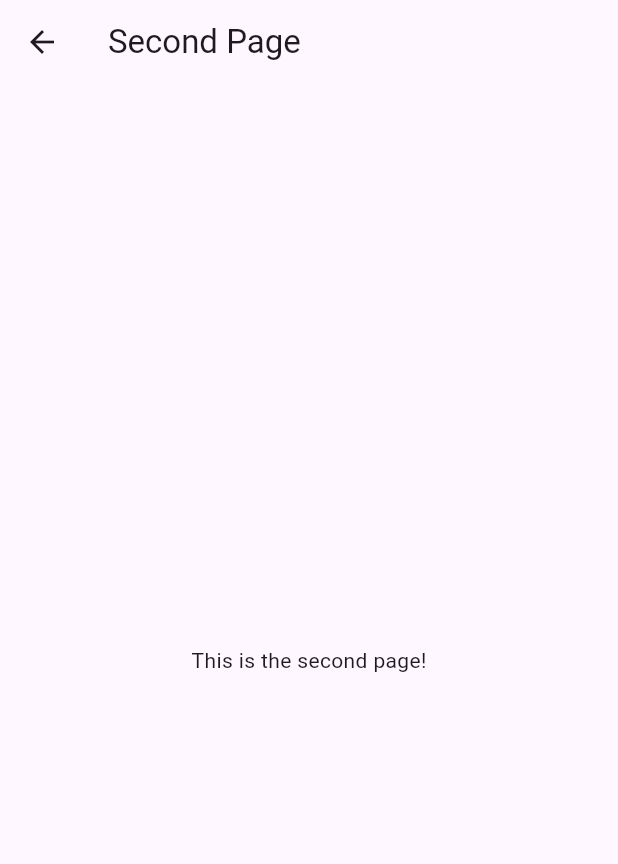
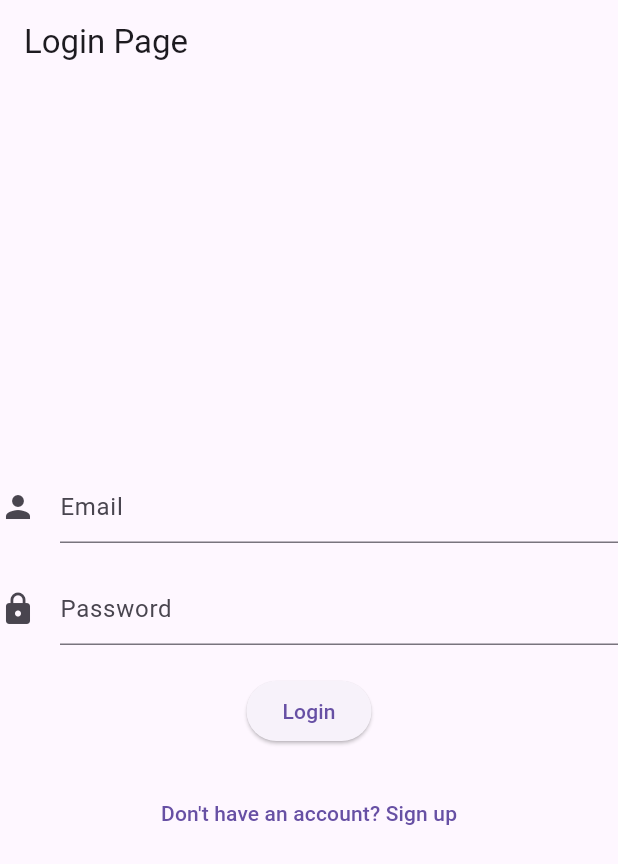
Before and after one commit to Blynxx5/SlopeSense, a Flutter app: the Login screen opened directly, on a phone screen of 412 x 824 dp. Shown: the top 864 px of the screen. Run offline on Flutter 3.47's test engine with Material 3 defaults, Android fonts, the phone set to English and light mode, and no system bars; our stand-ins replace flutter_svg.

Commit message:
added login and sigup pages

```diff
--- a/lib/main.dart
+++ b/lib/main.dart
@@ -1,19 +1,19 @@
 import 'package:flutter/material.dart';
 import 'package:slopesense/pages/Home.dart';
+import 'package:slopesense/pages/Login.dart';
 
 void main() {
   runApp(const MyApp());
 }
 
 class MyApp extends StatelessWidget {
-  const MyApp({super.key});
+  const MyApp({Key? key}) : super(key: key);
 
-  // This widget is the root of your application.
   @override
   Widget build(BuildContext context) {
-    return const MaterialApp(
+    return MaterialApp(
       debugShowCheckedModeBanner: true,
-      home: HomePage()
+      home: Login(),
     );
   }
 }
--- a/lib/pages/Login.dart
+++ b/lib/pages/Login.dart
@@ -1,15 +1,99 @@
 import 'package:flutter/material.dart';
+import 'package:slopesense/pages/Home.dart';
+import 'package:slopesense/pages/SignUp.dart';
 
 class Login extends StatelessWidget {
   @override
   Widget build(BuildContext context) {
     return Scaffold(
       appBar: AppBar(
-        title: Text('Second Page'),
+        title: Text('Login Page'),
       ),
-      body: Center(
-        child: Text('This is the second page!'),
-      ),
+      body: LoginBody(),
     );
   }
 }
+
+class LoginBody extends StatefulWidget {
+  @override
+  _LoginBodyState createState() => _LoginBodyState();
+}
+
+class _LoginBodyState extends State<LoginBody> {
+  String email = '';
+  String password = '';
+
+  @override
+  Widget build(BuildContext context) {
+    return Column(
+      mainAxisAlignment: MainAxisAlignment.center,
+      children: [
+        TextField(
+          onChanged: (value) {
+            setState(() {
+              email = value;
+            });
+          },
+          decoration: InputDecoration(
+            hintText: 'Email',
+            icon: Icon(Icons.person),
+          ),
+        ),
+        SizedBox(height: 20),
+        TextField(
+          onChanged: (value) {
+            setState(() {
+              password = value;
+            });
+          },
+          obscureText: true,
+          decoration: InputDecoration(
+            hintText: 'Password',
+            icon: Icon(Icons.lock),
+          ),
+        ),
+        SizedBox(height: 20),
+        ElevatedButton(
+          onPressed: () {
+            // Perform login or save data logic here
+             print('Email: $email');
+             print('Password: $password');
+
+
+            // Check if username and password are valid, then navigate to the HomePage
+            if (isValidLogin(email, password)) {
+              Navigator.push(
+                context,
+                MaterialPageRoute(builder: (context) => HomePage()), // Replace SecondPage with the desired page
+              );
+            } else {
+              // Handle invalid login
+              print('Invalid login');
+            }
+          },
+          child: Text('Login'),
+        ),
+
+ SizedBox(height: 20),
+        TextButton(
+          onPressed: () {
+            // Navigate to the sign-up page
+            // Replace SignUpPage() with your actual sign-up page class
+            Navigator.push(
+              context,
+              MaterialPageRoute(builder: (context) => SignUpPage()),
+            );
+          },
+          child: Text("Don't have an account? Sign up"),
+        ),
+
+      ],
+    );
+  }
+    // Example function to check if login is valid (replace with your logic)
+  bool isValidLogin(String username, String password) {
+    // Add your login validation logic here
+    // For demonstration purposes, accept any non-empty username and password
+    return username.isNotEmpty && password.isNotEmpty;
+  }
+}
--- a/lib/pages/home.dart
+++ b/lib/pages/home.dart
@@ -1,7 +1,6 @@
 import 'package:flutter/material.dart';
 import 'package:flutter_svg/flutter_svg.dart';
 import 'package:http/http.dart' as http;
-import 'Login.dart';
 import 'dart:convert';
 
 
```
Also changed, not shown: lib/pages/SignUp.dart (added, +38 -0 lines).
